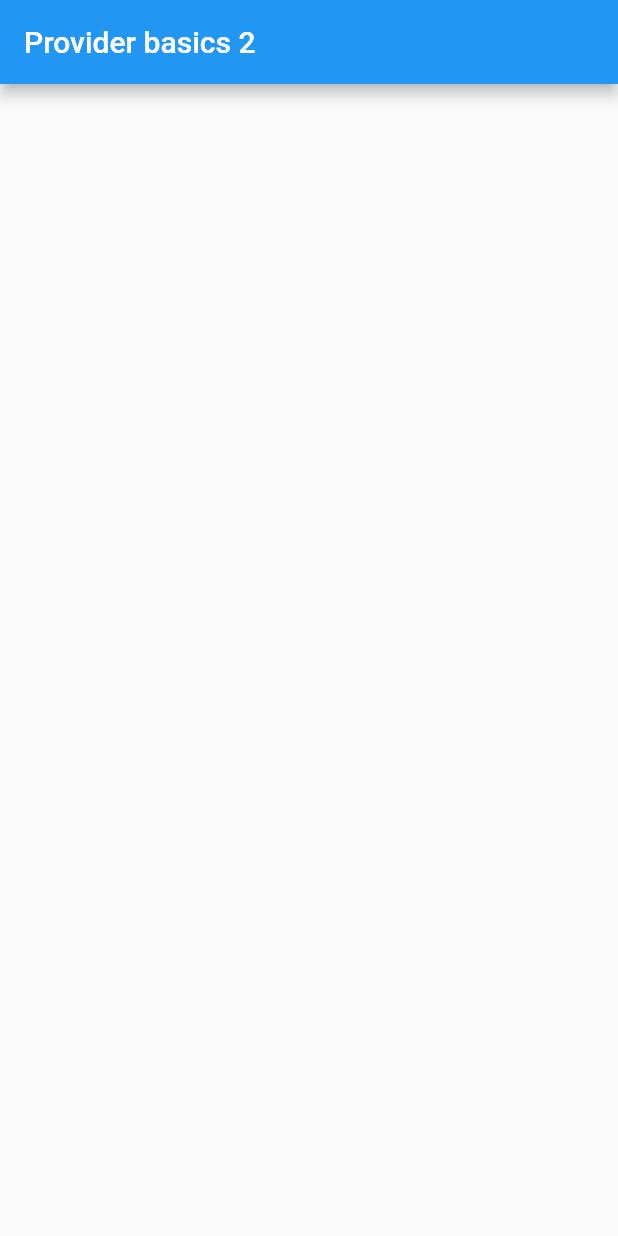
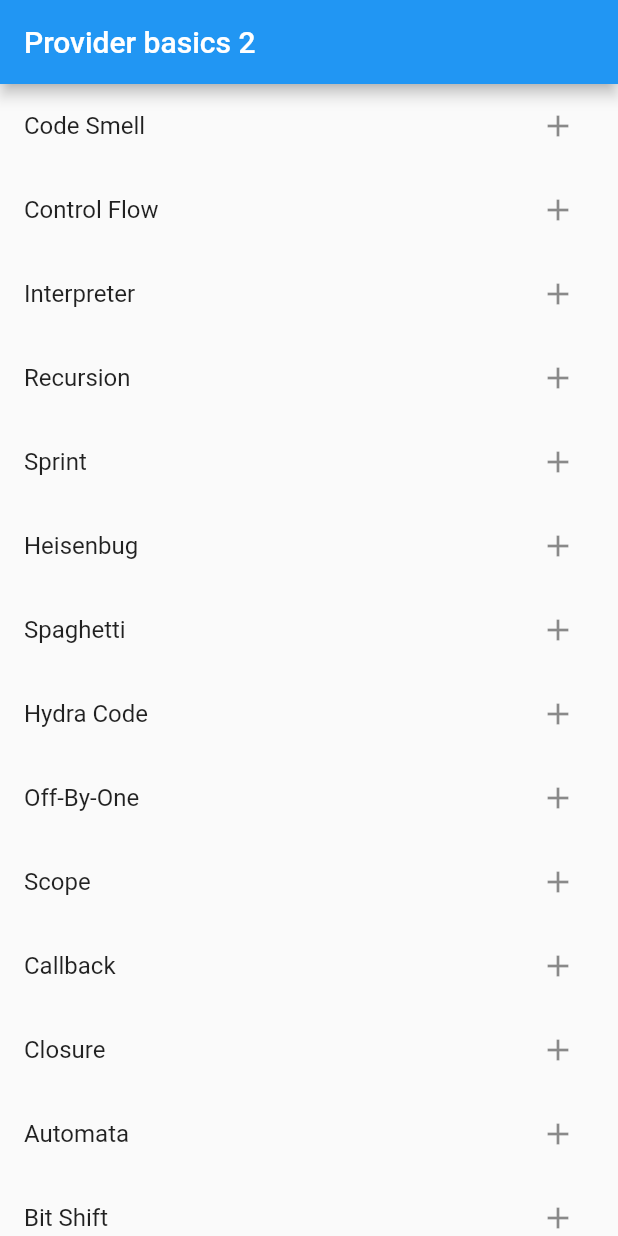
Before and after one commit to LunarioTK/Provider_Basic_2, a Flutter app: the screen it shows after launch, on a phone screen of 412 x 824 dp. Run offline on Flutter 3.47's test engine with Material 2 defaults, Android fonts, the light colour scheme and no system bars.

Commit message:
Catalog and adding working

```diff
--- a/lib/models/catalog_model.dart
+++ b/lib/models/catalog_model.dart
@@ -17,5 +17,5 @@ class CatalogModel {
     'Currying',
   ];
 
-  List<String> get catalog => _catalog.toList();
+  List<String> get catalogList => _catalog.toList();
 }
--- a/lib/screens/home.dart
+++ b/lib/screens/home.dart
@@ -1,4 +1,7 @@
 import 'package:flutter/material.dart';
+import 'package:provider/provider.dart';
+import 'package:provider_alone/models/cart_model.dart';
+import 'package:provider_alone/models/catalog_model.dart';
 
 class Home extends StatelessWidget {
   const Home({super.key});
@@ -9,7 +12,38 @@ class Home extends StatelessWidget {
       appBar: AppBar(
         title: const Text('Provider basics 2'),
       ),
-      body: Column(),
+      body: const _MyCatalog(),
     );
   }
 }
+
+class _MyCatalog extends StatelessWidget {
+  const _MyCatalog();
+
+  @override
+  Widget build(BuildContext context) {
+    var catalog = context.watch<CatalogModel>().catalogList;
+    var cart = context.watch<CartModel>();
+    var isInCart = context.select<CartModel, bool>(
+        (cart) => cart.catalog.catalogList.contains(cart));
+
+    return ListView.builder(
+      itemCount: catalog.length,
+      itemBuilder: (context, index) {
+        return ListTile(
+          title: Text(catalog[index]),
+          trailing: IconButton(
+            icon: isInCart ? const Icon(Icons.check) : const Icon(Icons.add),
+            onPressed: (() {
+              if (!isInCart) {
+                cart.add(catalog[index]);
+              } else {
+                null;
+              }
+            }),
+          ),
+        );
+      },
+    );
+  }
+}
```
Also changed, not shown: lib/models/cart_model.dart (+7 -3 lines).
